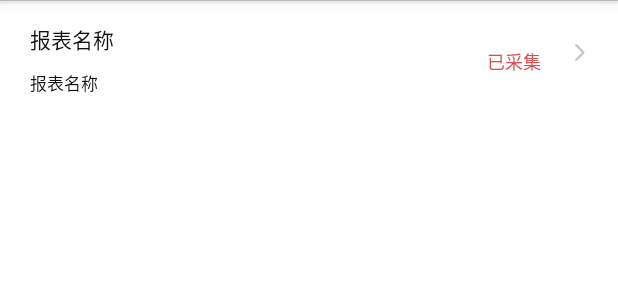
After one commit to Kevin088/XXCX2, an Android app: the layout item_home.xml on its own in the app's theme, with its tools: preview values and no code run, on a phone screen of 412 x 824 dp. The commit adds this screen. Shown: the top 300 px of the screen. Run offline under Robolectric (Android 15) with nearby library versions, the phone set to English and light mode, and no system bars; network calls fail.

Commit message:
1.改版

```diff
--- a/app/build.gradle
+++ b/app/build.gradle
@@ -7,7 +7,7 @@ android {
         applicationId "cn.xxjc.com"
         minSdkVersion 14
         targetSdkVersion 22
-        versionCode 2
+        versionCode 3
         versionName "1.0"
         testInstrumentationRunner "android.support.test.runner.AndroidJUnitRunner"
     }
@@ -20,8 +20,9 @@ android {
 }
 
 dependencies {
+    compile project(':zxinglib')
     compile 'com.jakewharton:butterknife:7.0.1'
     compile 'com.google.code.gson:gson:2.6.2'
-    compile project(':zxinglib')
     compile 'com.android.support:appcompat-v7:26.0.0-alpha1'
+    compile 'com.android.support.constraint:constraint-layout:1.0.2'
 }
--- a/app/src/main/assets/Definition.xml
+++ b/app/src/main/assets/Definition.xml
@@ -19,7 +19,7 @@
   </user2tables>
   <tables>
     <id>1</id>
-    <tablename>报表例子</tablename>
+    <tablename>电容器组</tablename>
     <state>0</state>
   </tables>
   <tableCols>
--- a/app/src/main/java/cn/xxjc/com/activity/LoginActivity.java
+++ b/app/src/main/java/cn/xxjc/com/activity/LoginActivity.java
@@ -47,7 +47,7 @@ public class LoginActivity extends FragmentActivity implements View.OnClickListe
         findViewById(R.id.btn_login).setOnClickListener(this);
         titleLogin.withTitle("登录",0);
         if(DfhePreference.getIsLogin()){
-            startActivity(new Intent(this,BaoBiaoActivity.class));
+            startActivity(new Intent(this,HomeActivity.class));
             finish();
         }
     }
--- a/app/src/main/java/cn/xxjc/com/app/App.java
+++ b/app/src/main/java/cn/xxjc/com/app/App.java
@@ -45,6 +45,10 @@ public class App extends Application {
             WriteToSD.WriteToSD(FileUtil.xmlPath, FileUtil.xmlName1);
             WriteToSD.WriteToSD(FileUtil.xmlPath, FileUtil.xmlName2_R);
             WriteToSD.WriteToSD(FileUtil.xmlPath, FileUtil.xmlName2_E);
+
+            WriteToSD.WriteToSD(FileUtil.xmlPath, FileUtil.result_txt_R);
+            WriteToSD.WriteToSD(FileUtil.xmlPath, FileUtil.result_txt_E);
+
             XmlParseUtil.clearSize();
             XmlParseUtil.getDataFromDefinitionXml();
             XmlParseUtil.getDataFromDataSheetXml_R();
--- a/app/src/main/java/cn/xxjc/com/bean/User2Tables.java
+++ b/app/src/main/java/cn/xxjc/com/bean/User2Tables.java
@@ -24,7 +24,7 @@ public class User2Tables implements Comparable {
         }
         return 0;
     }
-    public static ArrayList<Tables> getUserTables(int userId,int isCaiji){
+    public static ArrayList<Tables> getUserTables(int userId){
         ArrayList<Tables> tables=new ArrayList<>();
         ArrayList<Integer> tableIDs=new ArrayList<Integer>();
         for(User2Tables user2Table: XmlParseUtil.user2Tables){
@@ -33,7 +33,7 @@ public class User2Tables implements Comparable {
         }
         for(Integer id:tableIDs){
             int index = XmlParseUtil.tables.indexOf(new Tables(id));
-            if(index!=-1&&XmlParseUtil.tables.get(index).state==isCaiji){
+            if(index!=-1){
                 tables.add(XmlParseUtil.tables.get(index));
             }
 
--- a/app/src/main/java/cn/xxjc/com/utils/FileUtil.java
+++ b/app/src/main/java/cn/xxjc/com/utils/FileUtil.java
@@ -17,4 +17,7 @@ public class FileUtil {
     public static String xmlName1="Definition.xml";
     public static String xmlName2_R= "datasheet_right.xml";
     public static String xmlName2_E= "datasheet_error.xml";
+
+    public static String result_txt_R= "正常报告-电容器组.doc";
+    public static String result_txt_E= "异常报告-电容器组.doc";
 }
--- /dev/null
+++ b/app/src/main/res/layout/item_home.xml
@@ -0,0 +1,42 @@
+<?xml version="1.0" encoding="utf-8"?>
+<RelativeLayout xmlns:android="http://schemas.android.com/apk/res/android"
+    android:layout_width="match_parent"
+    android:paddingLeft="20dp"
+    android:paddingRight="20dp"
+    android:layout_height="70dp">
+    <TextView
+        android:id="@+id/tv_name"
+        style="@style/black_low_1_15sp"
+        android:layout_width="wrap_content"
+        android:layout_height="wrap_content"
+        android:layout_marginTop="15dp"
+        android:textSize="14sp"
+        android:text="报表名称"/>
+    <TextView
+        android:id="@+id/tv_name_is_right"
+        style="@style/black_low_1_15sp"
+        android:layout_width="wrap_content"
+        android:layout_height="wrap_content"
+        android:layout_below="@+id/tv_name"
+        android:textSize="11sp"
+        android:text="报表名称"
+        android:layout_marginTop="10dp"/>
+    <TextView
+        android:id="@+id/tv_statu"
+        android:textSize="12sp"
+        android:layout_width="wrap_content"
+        android:layout_height="wrap_content"
+        android:layout_marginBottom="20dp"
+        android:layout_alignParentBottom="true"
+        android:layout_toLeftOf="@+id/iv_baobiao"
+        android:layout_marginRight="20dp"
+        android:textColor="@color/red"
+        android:text="已采集"/>
+    <ImageView
+        android:id="@+id/iv_baobiao"
+        android:layout_width="wrap_content"
+        android:layout_height="wrap_content"
+        android:src="@mipmap/ic_chenhui_list_next"
+        android:layout_centerVertical="true"
+        android:layout_alignParentRight="true"/>
+</RelativeLayout>
```
Also changed, not shown: app/src/main/AndroidManifest.xml (+24 -15 lines), app/src/main/java/cn/xxjc/com/activity/BaoBiaoActivity.java (+11 -39 lines), app/src/main/java/cn/xxjc/com/activity/CollectDatactivity.java (+2 -35 lines), app/src/main/java/cn/xxjc/com/activity/HomeActivity.java (added, +132 -0 lines), app/src/main/java/cn/xxjc/com/adapter/BaobiaoAdapter.java (+0 -14 lines), app/src/main/java/cn/xxjc/com/adapter/Home2Adapter.java (added, +68 -0 lines), app/src/main/java/cn/xxjc/com/adapter/HomeAdapter.java (added, +30 -0 lines), app/src/main/java/cn/xxjc/com/config/DfhePreference.java (+8 -0 lines), app/src/main/res/layout/activity_home.xml (added, +18 -0 lines), app/src/main/res/layout/item_baobiao.xml (+3 -21 lines), 2 other files.
